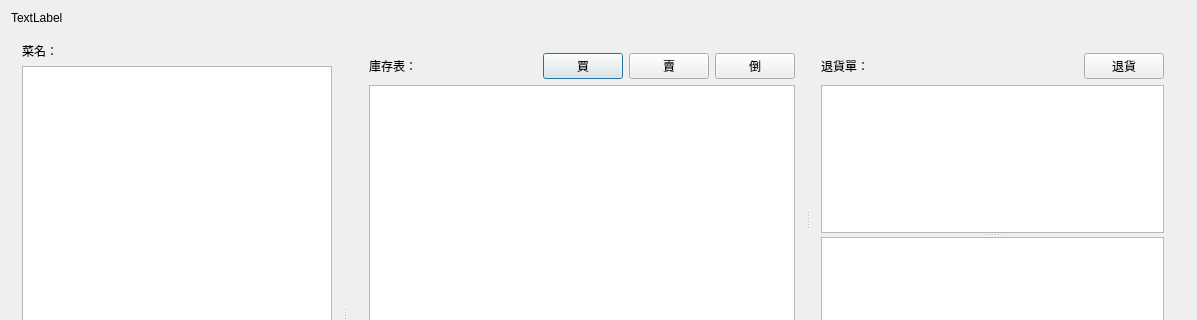
ultimatedbz/inventory, file dialog.ui: the form before one commit; both pictures show x 0 to 1197 and y 0 to 320 of the 1197 by 612 pixel window.
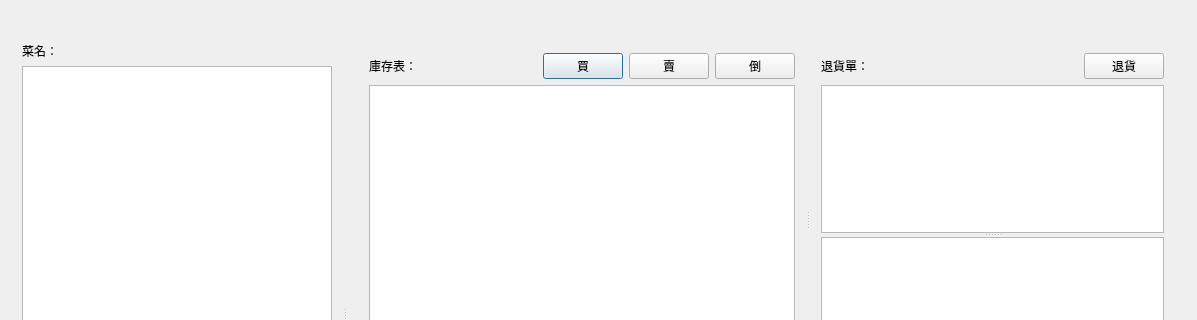
The form after the commit.

Commit message: changed ui text to blank, changed menu bar length to 2000)

Diff of the .ui file:
```diff
--- a/dialog.ui
+++ b/dialog.ui
@@ -23,7 +23,7 @@
       </sizepolicy>
      </property>
      <property name="text">
-      <string>TextLabel</string>
+      <string/>
      </property>
     </widget>
    </item>
```
The commit also changes 1 other file.
